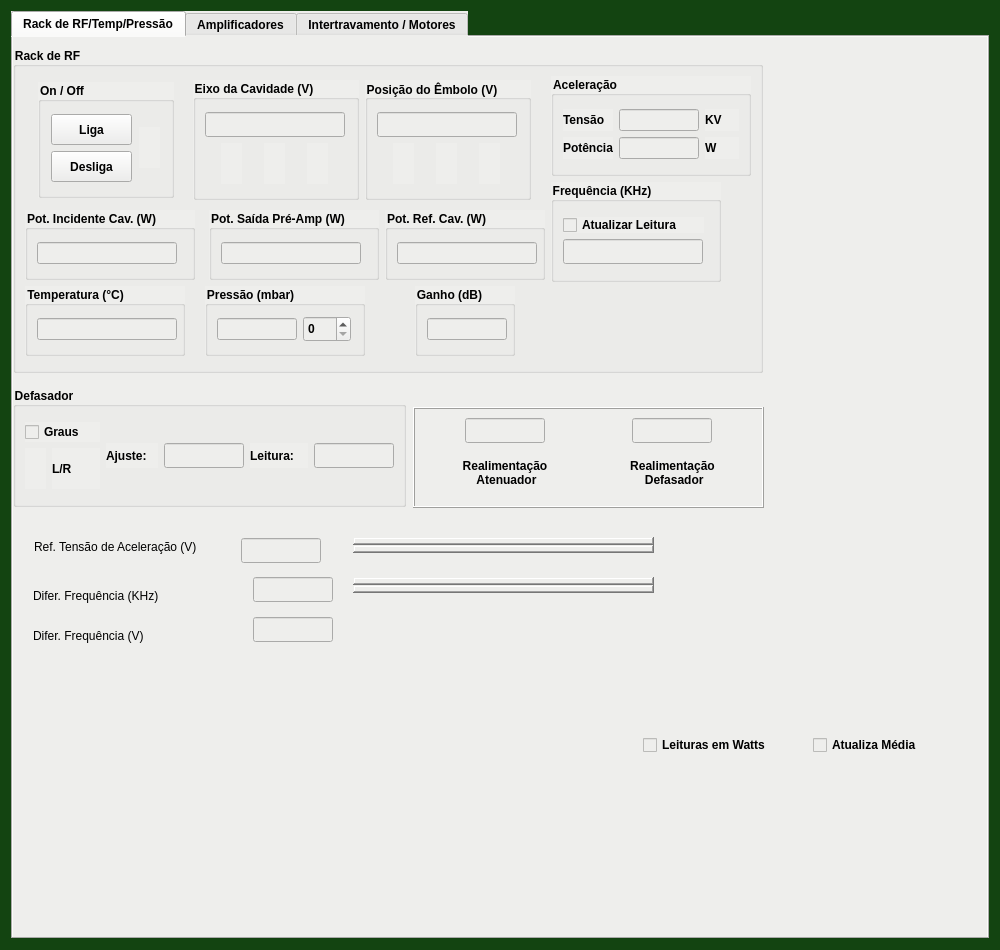
Before: the Qt Designer form pydm/rf_monitor_booster/main_window.ui in lnls-sirius/hla, drawn with Qt 5.
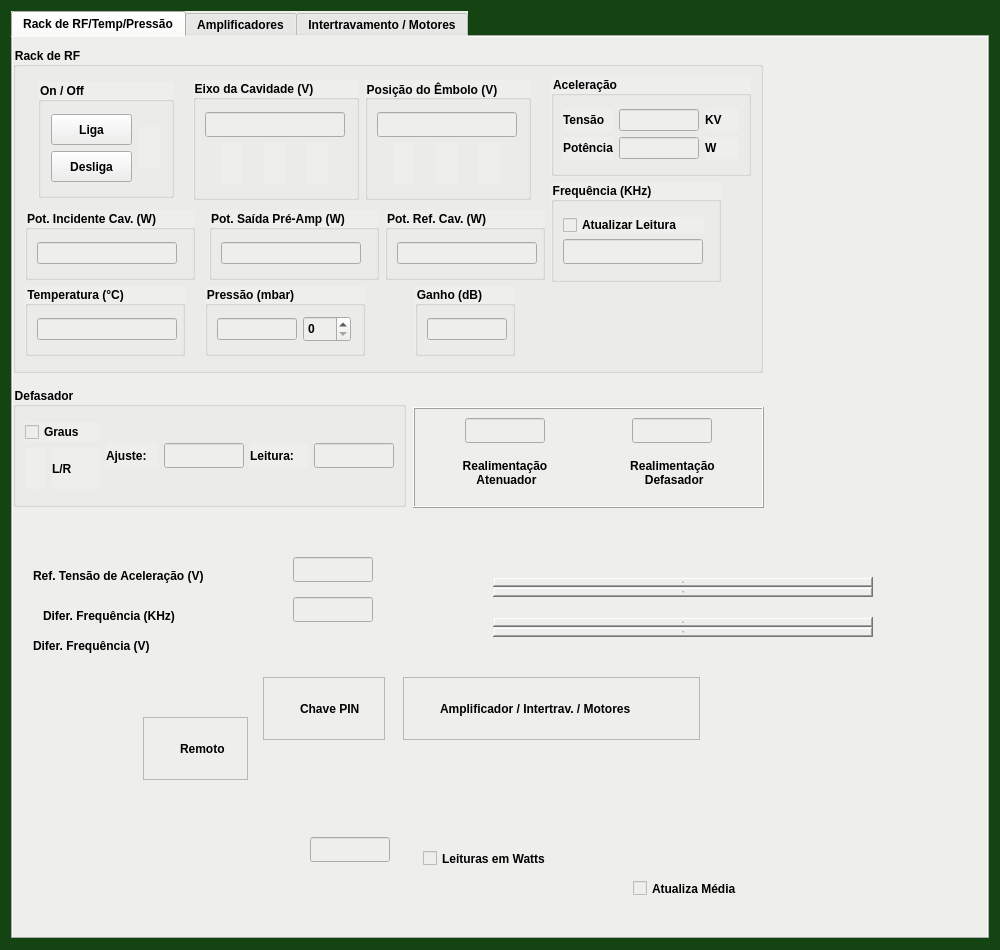
After: the same form once the commit is applied. Custom widgets are drawn as their Qt base class.

Commit message: Work in user interface

Patch:
```diff
--- a/pydm/rf_monitor_booster/main_window.ui
+++ b/pydm/rf_monitor_booster/main_window.ui
@@ -1497,12 +1497,18 @@
        <widget class="QLabel" name="label_6">
         <property name="geometry">
          <rect>
-          <x>21</x>
-          <y>501</y>
-          <width>201</width>
+          <x>20</x>
+          <y>530</y>
+          <width>212</width>
           <height>17</height>
          </rect>
         </property>
+        <property name="font">
+         <font>
+          <weight>75</weight>
+          <bold>true</bold>
+         </font>
+        </property>
         <property name="text">
          <string>Ref. Tensão de Aceleração (V)</string>
         </property>
@@ -1510,12 +1516,18 @@
        <widget class="QLabel" name="label_7">
         <property name="geometry">
          <rect>
-          <x>20</x>
-          <y>550</y>
-          <width>161</width>
+          <x>30</x>
+          <y>570</y>
+          <width>165</width>
           <height>17</height>
          </rect>
         </property>
+        <property name="font">
+         <font>
+          <weight>75</weight>
+          <bold>true</bold>
+         </font>
+        </property>
         <property name="text">
          <string>Difer. Frequência (KHz)</string>
         </property>
@@ -1524,11 +1536,17 @@
         <property name="geometry">
          <rect>
           <x>20</x>
-          <y>590</y>
-          <width>151</width>
+          <y>600</y>
+          <width>148</width>
           <height>17</height>
          </rect>
         </property>
+        <property name="font">
+         <font>
+          <weight>75</weight>
+          <bold>true</bold>
+         </font>
+        </property>
         <property name="text">
          <string>Difer. Frequência (V)</string>
         </property>
@@ -1536,8 +1554,8 @@
        <widget class="PyDMLineEdit" name="PyDMLineEdit_16">
         <property name="geometry">
          <rect>
-          <x>228</x>
-          <y>501</y>
+          <x>280</x>
+          <y>520</y>
           <width>80</width>
           <height>25</height>
          </rect>
@@ -1566,8 +1584,8 @@
        <widget class="PyDMLineEdit" name="PyDMLineEdit_17">
         <property name="geometry">
          <rect>
-          <x>240</x>
-          <y>580</y>
+          <x>297</x>
+          <y>800</y>
           <width>80</width>
           <height>25</height>
          </rect>
@@ -1596,8 +1614,8 @@
        <widget class="PyDMLineEdit" name="PyDMLineEdit_18">
         <property name="geometry">
          <rect>
-          <x>240</x>
-          <y>540</y>
+          <x>280</x>
+          <y>560</y>
           <width>80</width>
           <height>25</height>
          </rect>
@@ -1626,12 +1644,24 @@
        <widget class="PyDMScrollBar" name="PyDMScrollBar">
         <property name="geometry">
          <rect>
-          <x>340</x>
-          <y>500</y>
-          <width>301</width>
-          <height>16</height>
+          <x>480</x>
+          <y>540</y>
+          <width>380</width>
+          <height>20</height>
          </rect>
         </property>
+        <property name="minimumSize">
+         <size>
+          <width>380</width>
+          <height>20</height>
+         </size>
+        </property>
+        <property name="maximumSize">
+         <size>
+          <width>380</width>
+          <height>20</height>
+         </size>
+        </property>
         <property name="toolTip">
          <string/>
         </property>
@@ -1642,12 +1672,24 @@
        <widget class="PyDMScrollBar" name="PyDMScrollBar_2">
         <property name="geometry">
          <rect>
-          <x>340</x>
-          <y>540</y>
-          <width>301</width>
-          <height>16</height>
+          <x>480</x>
+          <y>580</y>
+          <width>380</width>
+          <height>20</height>
          </rect>
         </property>
+        <property name="minimumSize">
+         <size>
+          <width>380</width>
+          <height>20</height>
+         </size>
+        </property>
+        <property name="maximumSize">
+         <size>
+          <width>380</width>
+          <height>16777215</height>
+         </size>
+        </property>
         <property name="toolTip">
          <string/>
         </property>
@@ -1661,10 +1703,10 @@
         </property>
         <property name="geometry">
          <rect>
-          <x>630</x>
-          <y>700</y>
-          <width>161</width>
-          <height>16</height>
+          <x>410</x>
+          <y>810</y>
+          <width>156</width>
+          <height>23</height>
          </rect>
         </property>
         <property name="font">
@@ -1683,16 +1725,239 @@
          <string>Leituras em Watts</string>
         </property>
        </widget>
+       <widget class="QFrame" name="frame_2">
+        <property name="geometry">
+         <rect>
+          <x>130</x>
+          <y>680</y>
+          <width>105</width>
+          <height>63</height>
+         </rect>
+        </property>
+        <property name="frameShape">
+         <enum>QFrame::StyledPanel</enum>
+        </property>
+        <property name="frameShadow">
+         <enum>QFrame::Raised</enum>
+        </property>
+        <layout class="QVBoxLayout" name="verticalLayout_27">
+         <item>
+          <layout class="QHBoxLayout" name="horizontalLayout_27">
+           <item>
+            <widget class="PyDMLed" name="PyDMLed_19">
+             <property name="minimumSize">
+              <size>
+               <width>21</width>
+               <height>41</height>
+              </size>
+             </property>
+             <property name="maximumSize">
+              <size>
+               <width>21</width>
+               <height>41</height>
+              </size>
+             </property>
+             <property name="toolTip">
+              <string/>
+             </property>
+             <property name="whatsThis">
+              <string/>
+             </property>
+             <property name="onColour">
+              <enum>QLed::Green</enum>
+             </property>
+             <property name="offColour">
+              <enum>QLed::Red</enum>
+             </property>
+            </widget>
+           </item>
+           <item>
+            <widget class="QLabel" name="label_9">
+             <property name="font">
+              <font>
+               <weight>75</weight>
+               <bold>true</bold>
+              </font>
+             </property>
+             <property name="text">
+              <string>Remoto</string>
+             </property>
+            </widget>
+           </item>
+          </layout>
+         </item>
+        </layout>
+       </widget>
+       <widget class="QFrame" name="frame_3">
+        <property name="geometry">
+         <rect>
+          <x>250</x>
+          <y>640</y>
+          <width>122</width>
+          <height>63</height>
+         </rect>
+        </property>
+        <property name="frameShape">
+         <enum>QFrame::StyledPanel</enum>
+        </property>
+        <property name="frameShadow">
+         <enum>QFrame::Raised</enum>
+        </property>
+        <layout class="QVBoxLayout" name="verticalLayout_28">
+         <item>
+          <layout class="QHBoxLayout" name="horizontalLayout_28">
+           <item>
+            <widget class="PyDMLed" name="PyDMLed_20">
+             <property name="minimumSize">
+              <size>
+               <width>21</width>
+               <height>41</height>
+              </size>
+             </property>
+             <property name="maximumSize">
+              <size>
+               <width>21</width>
+               <height>41</height>
+              </size>
+             </property>
+             <property name="toolTip">
+              <string/>
+             </property>
+             <property name="whatsThis">
+              <string/>
+             </property>
+             <property name="onColour">
+              <enum>QLed::Green</enum>
+             </property>
+             <property name="offColour">
+              <enum>QLed::Red</enum>
+             </property>
+            </widget>
+           </item>
+           <item>
+            <widget class="QLabel" name="label_10">
+             <property name="font">
+              <font>
+               <weight>75</weight>
+               <bold>true</bold>
+              </font>
+             </property>
+             <property name="text">
+              <string>Chave PIN</string>
+             </property>
+            </widget>
+           </item>
+          </layout>
+         </item>
+        </layout>
+       </widget>
+       <widget class="QFrame" name="frame_7">
+        <property name="geometry">
+         <rect>
+          <x>390</x>
+          <y>640</y>
+          <width>297</width>
+          <height>63</height>
+         </rect>
+        </property>
+        <property name="frameShape">
+         <enum>QFrame::StyledPanel</enum>
+        </property>
+        <property name="frameShadow">
+         <enum>QFrame::Raised</enum>
+        </property>
+        <layout class="QVBoxLayout" name="verticalLayout_29">
+         <item>
+          <layout class="QHBoxLayout" name="horizontalLayout_29">
+           <item>
+            <widget class="PyDMLed" name="PyDMLed_21">
+             <property name="minimumSize">
+              <size>
+               <width>21</width>
+               <height>41</height>
+              </size>
+             </property>
+             <property name="maximumSize">
+              <size>
+               <width>21</width>
+               <height>41</height>
+              </size>
+             </property>
+             <property name="toolTip">
+              <string/>
+             </property>
+             <property name="whatsThis">
+              <string/>
+             </property>
+             <property name="onColour">
+              <enum>QLed::Green</enum>
+             </property>
+             <property name="offColour">
+              <enum>QLed::Red</enum>
+             </property>
+            </widget>
+           </item>
+           <item>
+            <widget class="QLabel" name="label_11">
+             <property name="font">
+              <font>
+               <weight>75</weight>
+               <bold>true</bold>
+              </font>
+             </property>
+             <property name="text">
+              <string>Amplificador / Intertrav. / Motores</string>
+             </property>
+            </widget>
+           </item>
+          </layout>
+         </item>
+        </layout>
+       </widget>
+       <widget class="PyDMLed" name="PyDMLed_22">
+        <property name="geometry">
+         <rect>
+          <x>890</x>
+          <y>500</y>
+          <width>21</width>
+          <height>41</height>
+         </rect>
+        </property>
+        <property name="minimumSize">
+         <size>
+          <width>21</width>
+          <height>41</height>
+         </size>
+        </property>
+        <property name="maximumSize">
+         <size>
+          <width>21</width>
+          <height>41</height>
+         </size>
+        </property>
+        <property name="toolTip">
+         <string/>
+        </property>
+        <property name="whatsThis">
+         <string/>
+        </property>
+        <property name="onColour">
+         <enum>QLed::Green</enum>
+        </property>
+        <property name="offColour">
+         <enum>QLed::Red</enum>
+        </property>
+       </widget>
        <widget class="PyDMCheckbox" name="PyDMCheckbox_4">
         <property name="enabled">
          <bool>true</bool>
         </property>
         <property name="geometry">
          <rect>
-          <x>800</x>
-          <y>700</y>
-          <width>131</width>
-          <height>16</height>
+          <x>620</x>
+          <y>840</y>
+          <width>156</width>
+          <height>23</height>
          </rect>
         </property>
         <property name="font">
@@ -2915,16 +3180,16 @@
    <extends>QCheckBox</extends>
    <header>pydm.widgets.checkbox</header>
   </customwidget>
-  <customwidget>
-   <class>PyDMLed</class>
-   <extends>QWidget</extends>
-   <header>pydm.widgets.led</header>
-  </customwidget>
   <customwidget>
    <class>PyDMLabel</class>
    <extends>QLabel</extends>
    <header>pydm.widgets.label</header>
   </customwidget>
+  <customwidget>
+   <class>PyDMLed</class>
+   <extends>QWidget</extends>
+   <header>pydm.widgets.led</header>
+  </customwidget>
   <customwidget>
    <class>PyDMScrollBar</class>
    <extends>QScrollBar</extends>
```
The commit also changes 2 other files.
